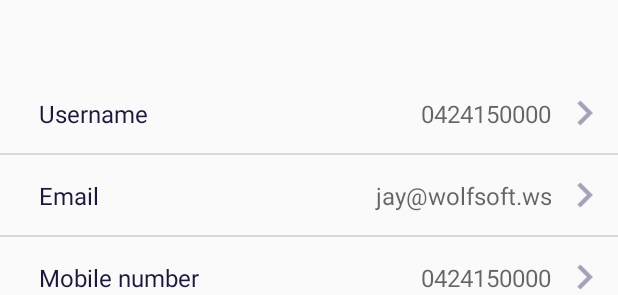
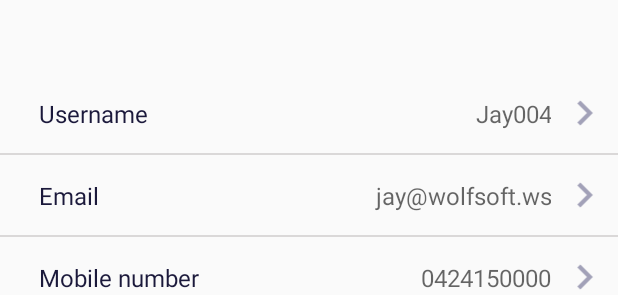
Before and after one commit to humizhazha/COMP5216_CakeFactory, an Android app: the layout activity_view_profile.xml on its own in the app's theme, with its tools: preview values and no code run, on a phone screen of 412 x 824 dp. Shown: the part 467-762 px from the top of the screen. Run offline under Robolectric (Android 15) with nearby library versions, the phone set to English and light mode, and no system bars; Roboto replaces fonts that are not available here.

Commit message:
Update email, username, and mobile

```diff
--- a/app/src/main/AndroidManifest.xml
+++ b/app/src/main/AndroidManifest.xml
@@ -11,7 +11,7 @@
         android:theme="@style/AppTheme">
 
         <activity
-            android:name=".MainActivity"
+            android:name=".EditProfileActivity"
             android:label="@string/app_name">
             <intent-filter>
                 <action android:name="android.intent.action.MAIN" />
@@ -20,13 +20,13 @@
             </intent-filter>
         </activity>
 
-<!--        <activity android:name=".MainActivity"/>-->
+        <activity android:name=".MainActivity"/>
         <activity android:name=".SignUpActivity"></activity>
         <activity android:name=".Step1Activity"></activity>
         <activity android:name=".Step2Activity"></activity>
         <activity android:name=".Step3Activity"></activity>
         <activity android:name=".Step4Activity"></activity>
-        <activity android:name=".EditProfileActivity"></activity>
+<!--        <activity android:name=".EditProfileActivity"></activity>-->
         <activity android:name=".EditProfileDetailActivity"></activity>
         <activity android:name=".Favourites"></activity>
         <activity android:name=".RecommendationActivity"></activity>
--- a/app/src/main/java/au/edu/sydney/comp5216/cakefactory/EditProfileActivity.java
+++ b/app/src/main/java/au/edu/sydney/comp5216/cakefactory/EditProfileActivity.java
@@ -69,7 +69,7 @@ public class EditProfileActivity extends AppCompatActivity implements
         findViewById(R.id.emailIcon).setOnClickListener(this);
         findViewById(R.id.mobileIcon).setOnClickListener(this);
 
-        // Get restaurant ID from extras
+        // Get user ID from extras
         SharedPreferences preferences = getSharedPreferences("preferences", MODE_PRIVATE);
         userId = preferences.getString("user_id", "0");
         userId = "US8ef5moenRIrBHB5P7aySB8ssx2";
--- a/app/src/main/res/layout/activity_view_profile.xml
+++ b/app/src/main/res/layout/activity_view_profile.xml
@@ -81,11 +81,11 @@
                         android:layout_height="wrap_content"
                         android:layout_weight="2"
                         android:background="#0000"
-                        android:hint="0424150000"
+                        android:hint="Jay004"
                         android:paddingTop="16dp"
                         android:paddingBottom="16dp"
                         android:paddingRight="0dp"
-                        android:textColor="#181737"
+                        android:textColor="#a2a1b8"
                         android:textSize="16dp"
                         android:gravity="right" />
 
@@ -135,7 +135,7 @@
                         android:paddingTop="16dp"
                         android:paddingBottom="16dp"
                         android:paddingRight="0dp"
-                        android:textColor="#181737"
+                        android:textColor="#a2a1b8"
                         android:textSize="16dp"
                         android:gravity="right" />
 
--- a/app/src/main/res/layout/toolbar_up.xml
+++ b/app/src/main/res/layout/toolbar_up.xml
@@ -21,10 +21,20 @@
         android:layout_marginLeft="115dp"
         android:textColor="@android:color/white" />
 
+    <TextView
+        android:id="@+id/done"
+        android:layout_width="wrap_content"
+        android:layout_height="wrap_content"
+        android:text="Done"
+        android:visibility="gone"
+        android:textColor="#a2a1b8"
+        android:layout_marginRight="15dp"
+        android:layout_gravity="right" />
+
     <ImageView
         android:id="@+id/setting"
         android:layout_marginRight="15dp"
-        android:visibility="invisible"
+        android:visibility="gone"
         android:layout_width="wrap_content"
         android:layout_height="wrap_content"
         android:src="@drawable/ic_settings_black_24dp"
--- a/app/src/main/res/values/colors.xml
+++ b/app/src/main/res/values/colors.xml
@@ -7,7 +7,7 @@
     <color name="colorTex">#585858</color>
     <color name="colordevider">#64dad8d8</color>
     <color name="colorblue">#4c71f5</color>
-    <color name="colorSub">#b0afaf</color>
+    <color name="colorSub">#B0AFAF</color>
     <color name="colorWhite">#fffffF</color>
     <color name="colorRed">#ff0000</color>
     <color name="colorApricot">#fef0e3</color>
```
